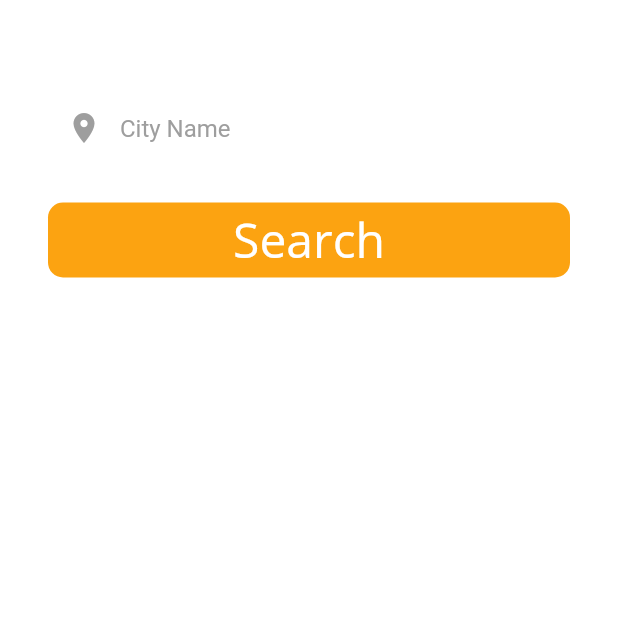
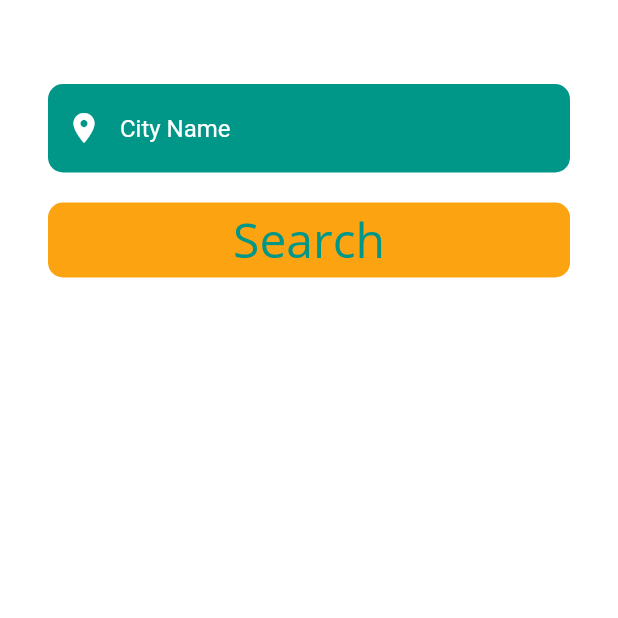
Before and after one commit to ariyadey/weather, a Flutter app: the CityScreen screen opened directly, on a phone screen of 412 x 824 dp, the top half of it. Run offline on Flutter 3.47's test engine with Material 2 defaults, Android fonts, the phone set to English and light mode, and no system bars; our stand-ins replace flutter_spinkit, geolocator; network calls fail.

Commit message:
Refactor constants.dart
Now, colors can be changed more easily

```diff
--- a/lib/utilities/constants.dart
+++ b/lib/utilities/constants.dart
@@ -8,50 +8,47 @@ const kCityNameTextStyle = TextStyle(
   fontFamily: 'OpenSans',
   fontWeight: FontWeight.bold,
   fontSize: 48.0,
-  color: Colors.white,
+  color: kForegroundColor,
 );
 
 const kTimeTextStyle = TextStyle(
   fontFamily: 'OpenSans',
   fontSize: 32.0,
-  color: Colors.white,
+  color: kForegroundColor,
 );
 
 const kTemperatureTextStyle = TextStyle(
   fontFamily: 'OpenSans',
   fontWeight: FontWeight.bold,
   fontSize: 80.0,
-  color: Colors.white,
+  color: kForegroundColor,
 );
 
 const kConditionTextStyle = TextStyle(
   fontFamily: 'OpenSans',
   fontSize: 24.0,
-  color: Colors.white,
+  color: kForegroundColor,
 );
 
 const kSmallTemperatureTextStyle = TextStyle(
   fontFamily: 'OpenSans',
   fontSize: 32.0,
-  color: Color(0xFFE5E5E5),
+  color: kForegroundColor,
 );
 
 const kButtonTextStyle = TextStyle(
   fontFamily: 'OpenSans',
   fontSize: 32.0,
-  color: Colors.white,
+  color: kForegroundColor,
 );
 
 const kTextFieldInputDecoration = InputDecoration(
   filled: true,
-  fillColor: Colors.white,
-  prefixIcon: Icon(
-    Icons.place,
-    color: Colors.grey,
-  ),
+  fillColor: kForegroundColor,
+  prefixIcon: Icon(Icons.place, color: kBackgroundColor),
   hintText: 'City Name',
   hintStyle: TextStyle(
-    color: Colors.grey,
+    color: kBackgroundColor,
   ),
   border: OutlineInputBorder(
     borderRadius: BorderRadius.all(
```
